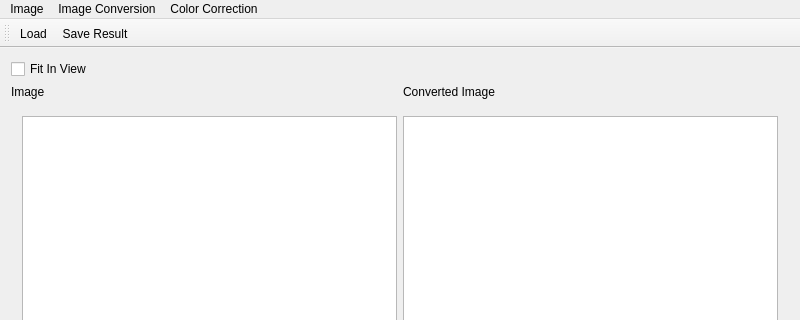
Above: mainwindow.ui from andrew-k-21-12/aioi3 before the change; both pictures show x 0 to 800 and y 0 to 320 of the 800 by 600 pixel window. Below: the same form after it.
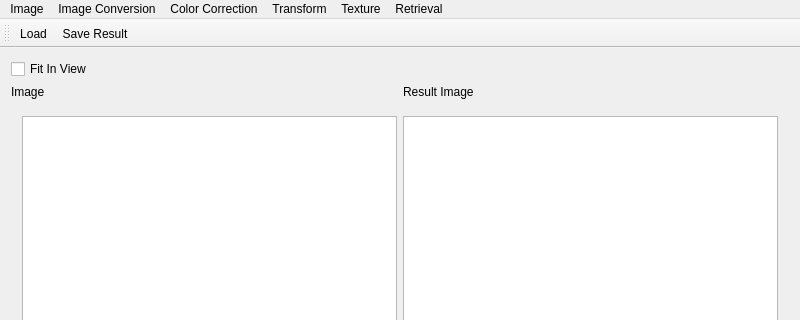
That is the form after the change. Icons and pictures are not drawn.

```diff
--- a/mainwindow.ui
+++ b/mainwindow.ui
@@ -32,7 +32,7 @@
     <item row="1" column="1">
      <widget class="QLabel" name="label_2">
       <property name="text">
-       <string>Converted Image</string>
+       <string>Result Image</string>
       </property>
      </widget>
     </item>
@@ -152,9 +152,32 @@
     <addaction name="actionBrightness_normalization"/>
     <addaction name="actionHistogram_equalization"/>
    </widget>
+   <widget class="QMenu" name="menuTransform">
+    <property name="title">
+     <string>Transform</string>
+    </property>
+    <addaction name="actionZoom"/>
+   </widget>
+   <widget class="QMenu" name="menuTexture">
+    <property name="title">
+     <string>Texture</string>
+    </property>
+    <addaction name="actionBinary_partition"/>
+    <addaction name="actionEdge"/>
+   </widget>
+   <widget class="QMenu" name="menuRetrieval">
+    <property name="title">
+     <string>Retrieval</string>
+    </property>
+    <addaction name="actionColor_histogram"/>
+    <addaction name="actionShape_histogram_distance"/>
+   </widget>
    <addaction name="menuImage"/>
    <addaction name="menuImage_Conversion"/>
    <addaction name="menuColor_correction"/>
+   <addaction name="menuTransform"/>
+   <addaction name="menuTexture"/>
+   <addaction name="menuRetrieval"/>
   </widget>
   <widget class="QToolBar" name="mainToolBar">
    <attribute name="toolBarArea">
```
Left out of the diff: 25 changed lines with no effect on the pictures.
